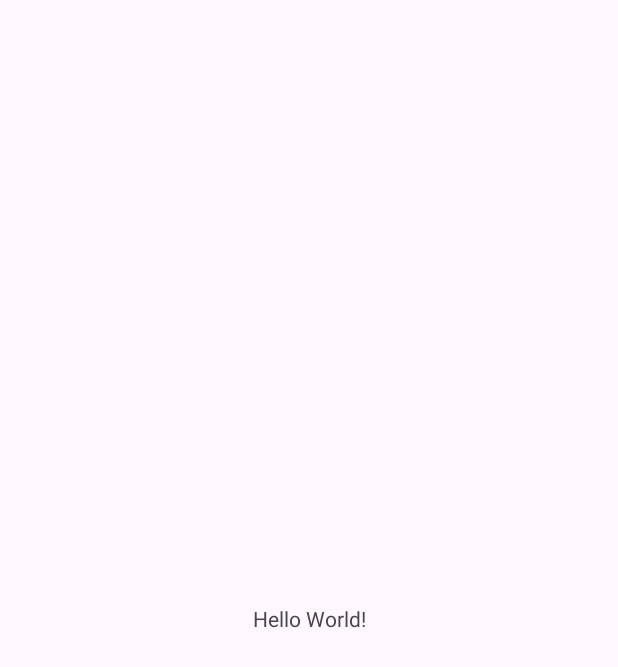
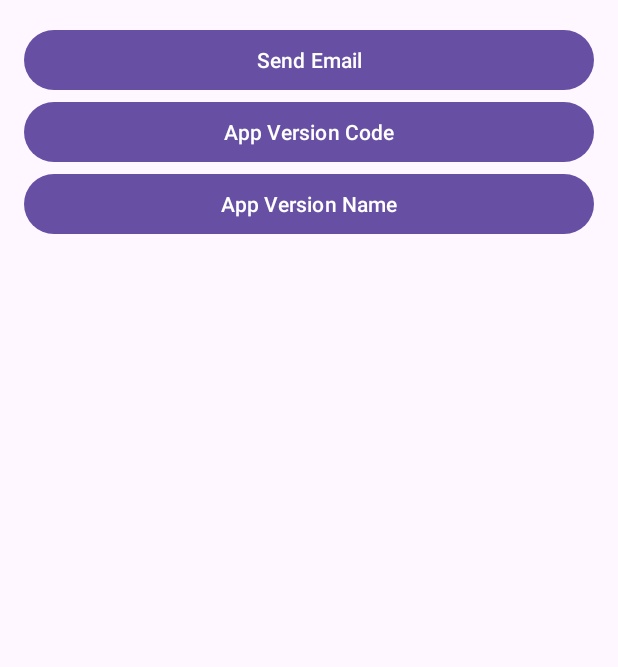
Before and after one commit to ElyteLabs/Toolbox, an Android app: the screen it shows after launch (MainActivity), on a phone screen of 412 x 824 dp. Before the commit the part shown is almost empty. Shown: the top 667 px of the screen. Run offline under Robolectric (Android 15) with nearby library versions, the phone set to English and light mode, and no system bars.

Commit message:
initial commit

```diff
--- a/app/src/main/java/com/elytelabs/toolbox/MainActivity.kt
+++ b/app/src/main/java/com/elytelabs/toolbox/MainActivity.kt
@@ -1,11 +1,34 @@
 package com.elytelabs.toolbox
 
 import android.os.Bundle
+import android.widget.Button
 import androidx.appcompat.app.AppCompatActivity
+import com.elytelabs.toolbox.UtilKit.getAppVersionCode
+import com.elytelabs.toolbox.UtilKit.getAppVersionName
+import com.elytelabs.toolbox.UtilKit.sendFeedbackEmail
+import com.elytelabs.toolbox.UtilKit.showLongToast
+import com.elytelabs.toolbox.UtilKit.showToast
 
 class MainActivity : AppCompatActivity() {
     override fun onCreate(savedInstanceState: Bundle?) {
         super.onCreate(savedInstanceState)
         setContentView(R.layout.activity_main)
+
+        val email = findViewById<Button>(R.id.email)
+        email.setOnClickListener {
+            sendFeedbackEmail(this,
+                "example@abc", "subject", getString(R.string.app_name))
+        }
+
+        val getAppVersionName = findViewById<Button>(R.id.getAppVersionName)
+        getAppVersionName.setOnClickListener {
+            showLongToast(getAppVersionName(this).toString())
+        }
+
+        val getAppVersionCode = findViewById<Button>(R.id.getAppVersionCode)
+        getAppVersionCode.setOnClickListener {
+            showToast(getAppVersionCode(this).toString())
+        }
+
     }
 }
--- a/app/src/main/res/layout/activity_main.xml
+++ b/app/src/main/res/layout/activity_main.xml
@@ -1,18 +1,28 @@
 <?xml version="1.0" encoding="utf-8"?>
-<androidx.constraintlayout.widget.ConstraintLayout xmlns:android="http://schemas.android.com/apk/res/android"
-    xmlns:app="http://schemas.android.com/apk/res-auto"
+<LinearLayout xmlns:android="http://schemas.android.com/apk/res/android"
     xmlns:tools="http://schemas.android.com/tools"
     android:layout_width="match_parent"
     android:layout_height="match_parent"
+    android:orientation="vertical"
+    android:padding="16dp"
     tools:context=".MainActivity">
 
-    <TextView
-        android:layout_width="wrap_content"
+    <Button
+        android:id="@+id/email"
+        android:layout_width="match_parent"
         android:layout_height="wrap_content"
-        android:text="Hello World!"
-        app:layout_constraintBottom_toBottomOf="parent"
-        app:layout_constraintEnd_toEndOf="parent"
-        app:layout_constraintStart_toStartOf="parent"
-        app:layout_constraintTop_toTopOf="parent" />
+        android:text="Send Email" />
 
-</androidx.constraintlayout.widget.ConstraintLayout>
+    <Button
+        android:id="@+id/getAppVersionCode"
+        android:layout_width="match_parent"
+        android:layout_height="wrap_content"
+        android:text="App Version Code" />
+
+    <Button
+        android:id="@+id/getAppVersionName"
+        android:layout_width="match_parent"
+        android:layout_height="wrap_content"
+        android:text="App Version Name" />
+
+</LinearLayout>
--- a/toolbox/build.gradle.kts
+++ b/toolbox/build.gradle.kts
@@ -52,7 +52,7 @@ publishing {
         register<MavenPublication>("release") {
             groupId = "com.elytelabs.toolbox"
             artifactId = "toolbox"
-            version = "1.1.0"
+            version = "1.1.1"
             afterEvaluate {
                 from(components["release"])
             }
--- a/toolbox/src/main/java/com/elytelabs/toolbox/String.kt
+++ b/toolbox/src/main/java/com/elytelabs/toolbox/String.kt
@@ -5,10 +5,6 @@ import java.util.Locale
 
 fun String.truncate(maxLength: Int): String {
     return if (length > maxLength) substring(0, maxLength) else this
-}
-
-fun String.reverse(): String {
-    return this.reversed()
 }
 
 fun String.countOccurrences(substring: String): Int {
```
Also changed, not shown: toolbox/src/main/java/com/elytelabs/toolbox/Log.kt (deleted, +0 -25 lines), toolbox/src/main/java/com/elytelabs/toolbox/UtilKit.kt (added, +97 -0 lines), toolbox/src/main/java/com/elytelabs/toolbox/Utils.kt (deleted, +0 -54 lines).
